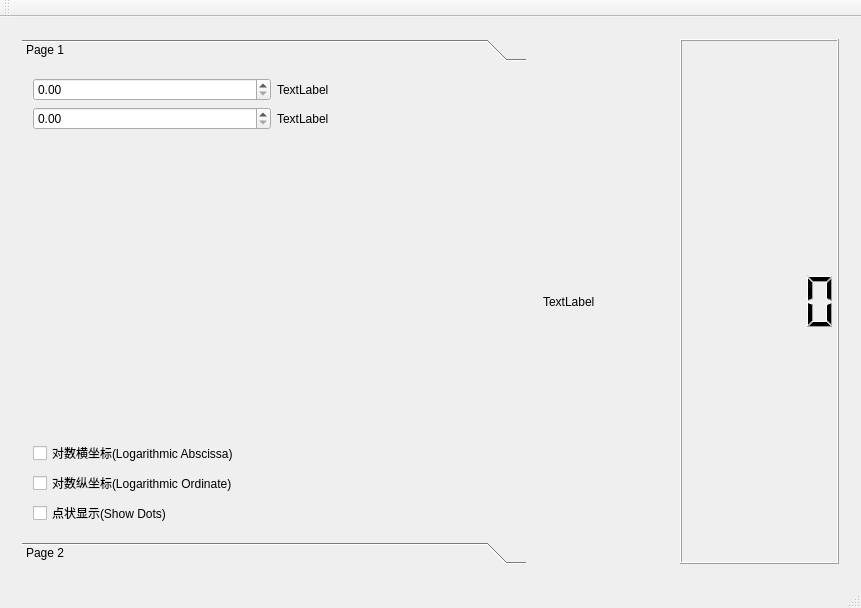
RockPie/Smally, file Smally/mainwindow.ui: the form before one commit.
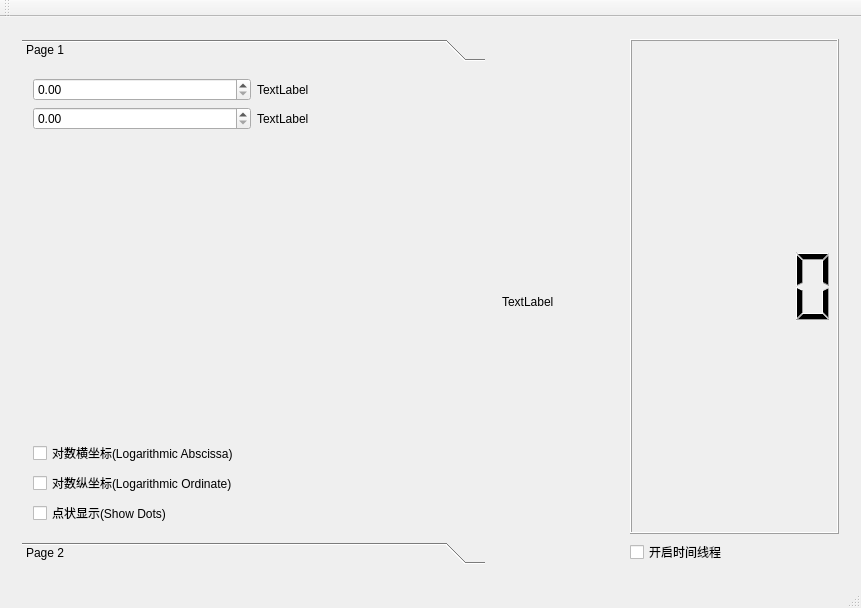
The form after the commit.

What changed in the file:
```diff
--- a/Smally/mainwindow.ui
+++ b/Smally/mainwindow.ui
@@ -47,7 +47,7 @@
             <rect>
              <x>0</x>
              <y>0</y>
-             <width>332</width>
+             <width>545</width>
              <height>457</height>
             </rect>
            </property>
@@ -172,10 +172,17 @@
        </layout>
       </widget>
       <widget class="QWidget" name="verticalLayoutWidget">
-       <layout class="QVBoxLayout" name="RightLay" stretch="0">
+       <layout class="QVBoxLayout" name="RightLay" stretch="0,0">
         <item>
          <widget class="QLCDNumber" name="lcdNumber"/>
         </item>
+        <item>
+         <widget class="QCheckBox" name="ThreadBox">
+          <property name="text">
+           <string>开启时间线程</string>
+          </property>
+         </widget>
+        </item>
        </layout>
       </widget>
      </widget>
```
Left out of the diff: 4 changed lines with no effect on the pictures.
